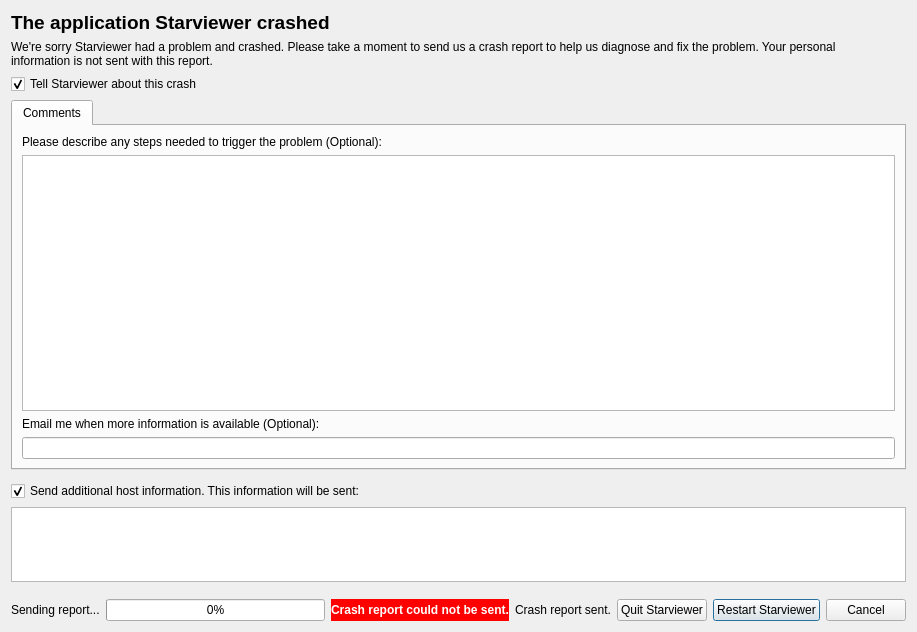
starviewer-medical/starviewer, file starviewer/src/crashreporter/qcrashreporterbase.ui: the form before one commit.
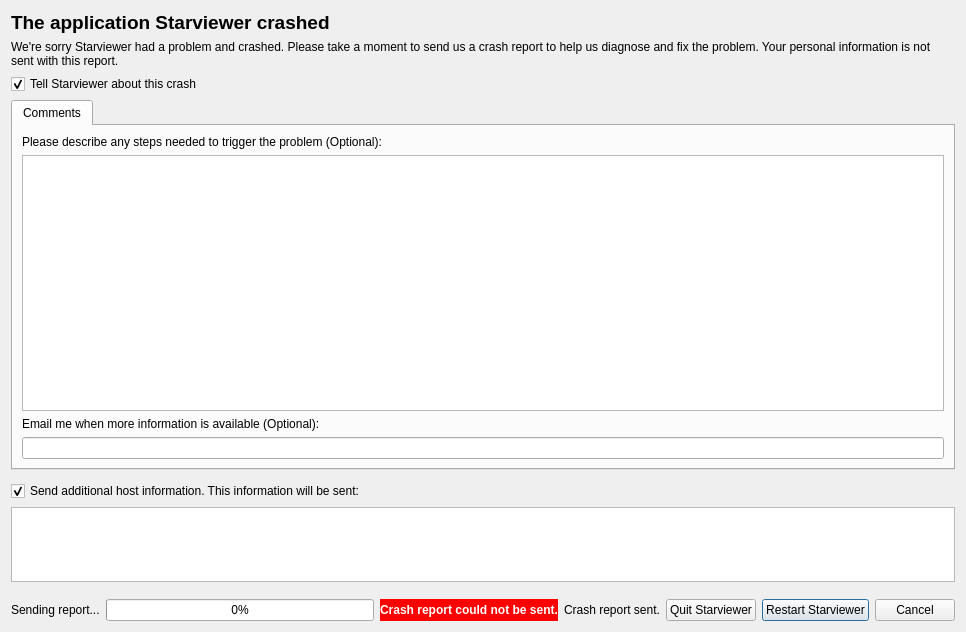
The form after the commit. Icons and pictures are not drawn.

Patch:
```diff
--- a/starviewer/src/crashreporter/qcrashreporterbase.ui
+++ b/starviewer/src/crashreporter/qcrashreporterbase.ui
@@ -6,7 +6,7 @@
    <rect>
     <x>0</x>
     <y>0</y>
-    <width>917</width>
+    <width>966</width>
     <height>632</height>
    </rect>
   </property>
@@ -38,7 +38,7 @@
           <enum>QFrame::Plain</enum>
          </property>
          <property name="text">
-          <string>We're sorry Starviewer had a problem and crashed. Please take a moment to send us a crash report to help us diagnose and fix the problem. Your personal information is not sent with this report.  </string>
+          <string>We're sorry Starviewer had a problem and crashed. Please take a moment to send us a crash report to help us diagnose and fix the problem. Your personal information is not sent with this report.</string>
          </property>
          <property name="alignment">
           <set>Qt::AlignLeading|Qt::AlignLeft|Qt::AlignTop</set>
```
Left out of the diff: 13 changed lines with no effect on the pictures.
